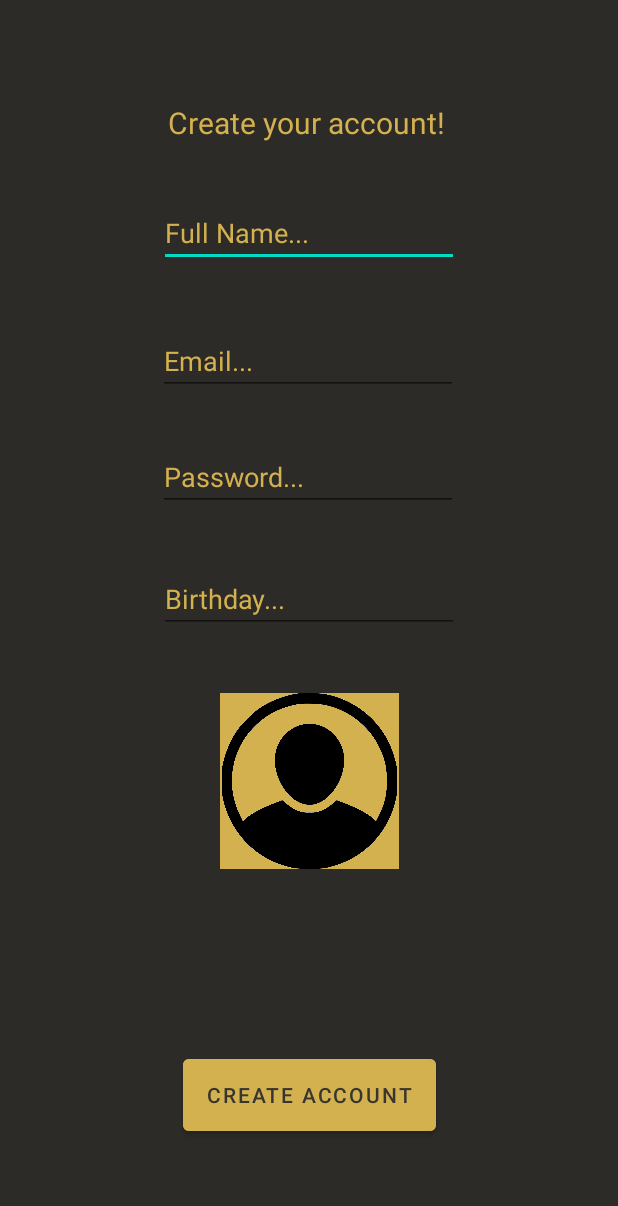
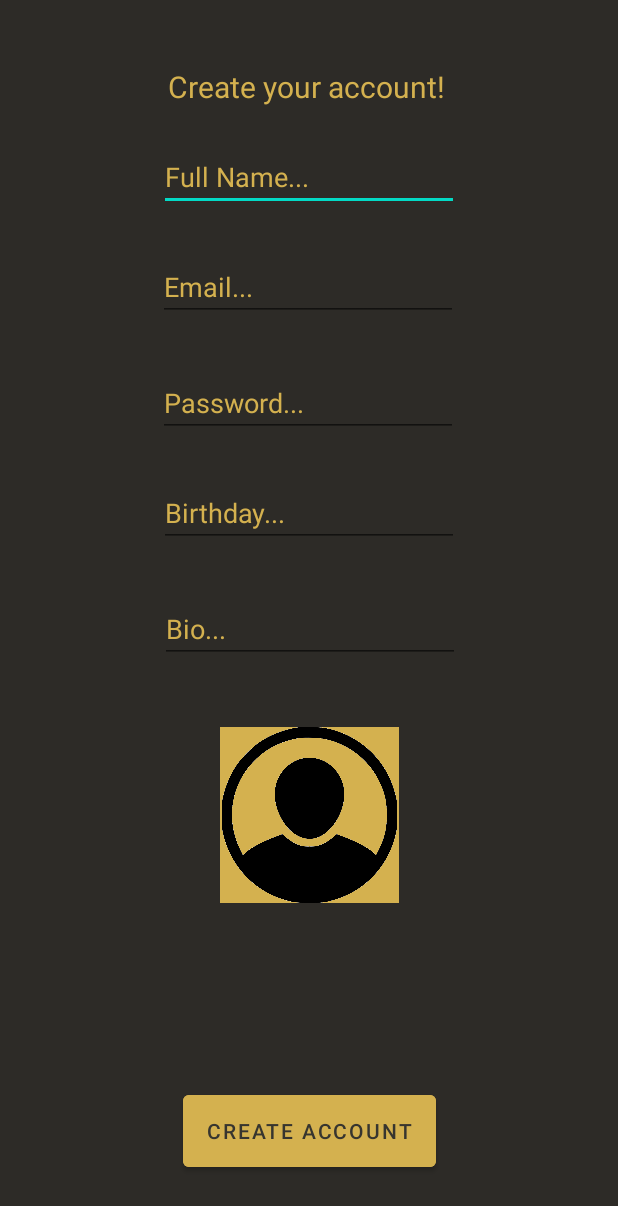
Before and after one commit to GhazyM83/Goldwing3, an Android app: the Signup screen opened directly, with no data from a screen before it, on a phone screen of 412 x 824 dp. Shown: the top 1206 px of the screen. Run offline under Robolectric (Android 15) with nearby library versions, the phone set to English and light mode, and no system bars; our stand-ins replace Firebase (no records; nobody signed in at launch, a user with empty details on screens opened directly), Picasso.

Commit message:
Added profile activity. Added Bio to User class. Tried to add i.putExtra to log in. i.putExtra still doesn't work in Recycler.

```diff
--- a/app/src/main/AndroidManifest.xml
+++ b/app/src/main/AndroidManifest.xml
@@ -11,6 +11,9 @@
         android:roundIcon="@mipmap/ic_launcher_round"
         android:supportsRtl="true"
         android:theme="@style/Theme.Goldwing3">
+        <activity
+            android:name=".Profile"
+            android:exported="false" />
         <activity
             android:name=".SongDetails"
             android:exported="false" />
--- a/app/src/main/java/com/ghazy/goldwing3/RecyclerViewAdapter.java
+++ b/app/src/main/java/com/ghazy/goldwing3/RecyclerViewAdapter.java
@@ -3,6 +3,7 @@ package com.ghazy.goldwing3;
 
 import android.content.Context;
 import android.content.Intent;
+import android.os.Parcelable;
 import android.view.LayoutInflater;
 import android.view.View;
 import android.view.ViewGroup;
--- a/app/src/main/java/com/ghazy/goldwing3/Signup.java
+++ b/app/src/main/java/com/ghazy/goldwing3/Signup.java
@@ -32,7 +32,7 @@ import java.util.UUID;
 
 public class Signup extends AppCompatActivity {
     private static final String TAG = "AddUser";
-    private EditText etName, etEmail, etPassword, etDate;
+    private EditText etName, etEmail, etPassword, etDate, etBio;
     private ImageView ivPhoto;
     private FirebaseServices fbs;
     private Utilities utils;
@@ -48,6 +48,7 @@ public class Signup extends AppCompatActivity {
 
         etEmail = findViewById(R.id.etEmailSignup);
         etPassword = findViewById(R.id.etPasswordSignup);
+        etBio = findViewById(R.id.etBioSignup);
         etName = findViewById(R.id.etNameSignup);
         etDate = findViewById(R.id.etDateSignup);
         ivPhoto = findViewById(R.id.ivPicSignup);
@@ -59,8 +60,9 @@ public class Signup extends AppCompatActivity {
     }
 
     public void signup(View view) {
-        String name, email, password, date, photo;
+        String name, email, password, date, bio, photo;
         email = etEmail.getText().toString();
+        bio = etBio.getText().toString();
         password = etPassword.getText().toString();
         name = etName.getText().toString();
         date = etDate.getText().toString();
@@ -87,7 +89,7 @@ public class Signup extends AppCompatActivity {
                     }
                 });
 
-        User user = new User(name, email, password, date, photo);
+        User user = new User(name, email, password, date, bio, photo);
         fbs.getFire().collection("songs")
                 .add(user)
                 .addOnSuccessListener(new OnSuccessListener<DocumentReference>() {
--- a/app/src/main/res/layout/activity_signup.xml
+++ b/app/src/main/res/layout/activity_signup.xml
@@ -12,7 +12,7 @@
         android:layout_width="wrap_content"
         android:layout_height="wrap_content"
         android:layout_marginStart="112dp"
-        android:layout_marginTop="68dp"
+        android:layout_marginTop="44dp"
         android:layout_marginEnd="113dp"
         android:text="Create your account!"
         android:textColor="@color/gold"
@@ -27,7 +27,7 @@
         android:layout_width="200dp"
         android:layout_height="45dp"
         android:layout_marginStart="105dp"
-        android:layout_marginTop="37dp"
+        android:layout_marginTop="24dp"
         android:layout_marginEnd="106dp"
         android:ems="10"
         android:hint="Full Name..."
@@ -35,6 +35,7 @@
         android:textColor="@color/gold"
         android:textColorHint="@color/gold"
         app:layout_constraintEnd_toEndOf="parent"
+        app:layout_constraintHorizontal_bias="1.0"
         app:layout_constraintStart_toStartOf="parent"
         app:layout_constraintTop_toBottomOf="@+id/tvTitleSignup" />
 
@@ -43,7 +44,7 @@
         android:layout_width="200dp"
         android:layout_height="45dp"
         android:layout_marginStart="103dp"
-        android:layout_marginTop="40dp"
+        android:layout_marginTop="28dp"
         android:layout_marginEnd="98dp"
         android:ems="10"
         android:hint="Email..."
@@ -76,7 +77,7 @@
         android:layout_width="119dp"
         android:layout_height="117dp"
         android:layout_marginStart="135dp"
-        android:layout_marginTop="40dp"
+        android:layout_marginTop="120dp"
         android:layout_marginEnd="136dp"
         android:background="@color/gold"
         android:onClick="selectPhoto"
@@ -92,7 +93,7 @@
         android:layout_height="60dp"
         android:layout_marginStart="121dp"
         android:layout_marginEnd="121dp"
-        android:layout_marginBottom="64dp"
+        android:layout_marginBottom="40dp"
         android:backgroundTint="@color/gold"
         android:onClick="signup"
         android:text="Create account"
@@ -107,14 +108,31 @@
         android:layout_width="200dp"
         android:layout_height="45dp"
         android:layout_marginStart="105dp"
-        android:layout_marginTop="36dp"
+        android:layout_marginTop="28dp"
         android:layout_marginEnd="106dp"
         android:ems="10"
         android:hint="Birthday..."
         android:inputType="date"
         android:textColorHint="@color/gold"
         app:layout_constraintEnd_toEndOf="parent"
+        app:layout_constraintHorizontal_bias="1.0"
         app:layout_constraintStart_toStartOf="parent"
         app:layout_constraintTop_toBottomOf="@+id/etPasswordSignup" />
 
+    <EditText
+        android:id="@+id/etBioSignup"
+        android:layout_width="200dp"
+        android:layout_height="45dp"
+        android:layout_marginStart="106dp"
+        android:layout_marginTop="32dp"
+        android:layout_marginEnd="105dp"
+        android:ems="10"
+        android:gravity="start|top"
+        android:hint="Bio..."
+        android:inputType="textMultiLine"
+        android:textColorHint="@color/gold"
+        app:layout_constraintEnd_toEndOf="parent"
+        app:layout_constraintStart_toStartOf="parent"
+        app:layout_constraintTop_toBottomOf="@+id/etDateSignup" />
+
 </androidx.constraintlayout.widget.ConstraintLayout>
```
Also changed, not shown: app/src/main/java/com/ghazy/goldwing3/Home.java (+7 -0 lines), app/src/main/java/com/ghazy/goldwing3/Login.java (+6 -3 lines), app/src/main/java/com/ghazy/goldwing3/Profile.java (added, +35 -0 lines), app/src/main/java/com/ghazy/goldwing3/User.java (+11 -2 lines), app/src/main/res/layout/activity_home.xml (+15 -0 lines), app/src/main/res/layout/activity_profile.xml (added, +107 -0 lines).
